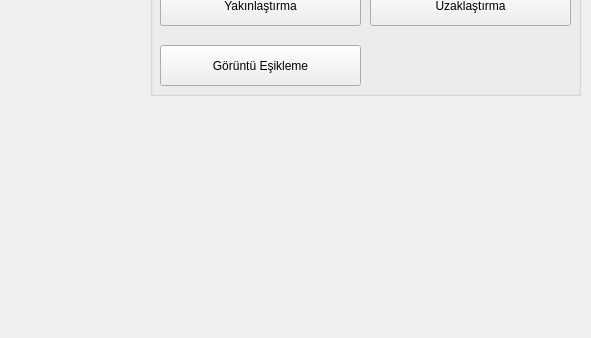
Old version of the form formtasarim.ui in the repository mustafaakbel/image-processing; both pictures show x 630 to 1221 and y 495 to 833 of the 1221 by 833 pixel window.
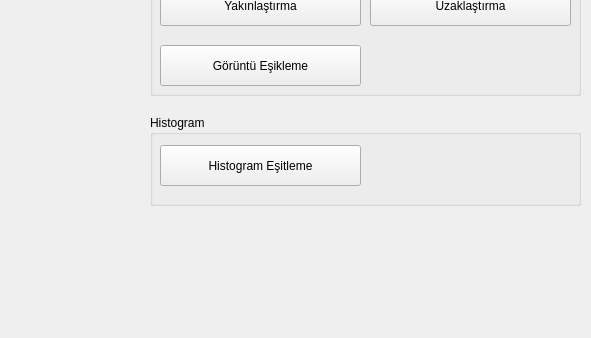
New version of the form.

Commit message: Histogram eşitleme yapıldı

What changed in the file:
```diff
--- a/formtasarim.ui
+++ b/formtasarim.ui
@@ -353,6 +353,42 @@
     </property>
    </widget>
   </widget>
+  <widget class="QGroupBox" name="groupBox_5">
+   <property name="geometry">
+    <rect>
+     <x>780</x>
+     <y>610</y>
+     <width>431</width>
+     <height>91</height>
+    </rect>
+   </property>
+   <property name="font">
+    <font>
+     <family>Arial</family>
+    </font>
+   </property>
+   <property name="title">
+    <string>Histogram</string>
+   </property>
+   <widget class="QPushButton" name="btHistogram">
+    <property name="geometry">
+     <rect>
+      <x>10</x>
+      <y>30</y>
+      <width>201</width>
+      <height>41</height>
+     </rect>
+    </property>
+    <property name="font">
+     <font>
+      <family>Arial</family>
+     </font>
+    </property>
+    <property name="text">
+     <string>Histogram Eşitleme</string>
+    </property>
+   </widget>
+  </widget>
  </widget>
  <resources/>
  <connections/>
```
The commit also changes 1 other file.
